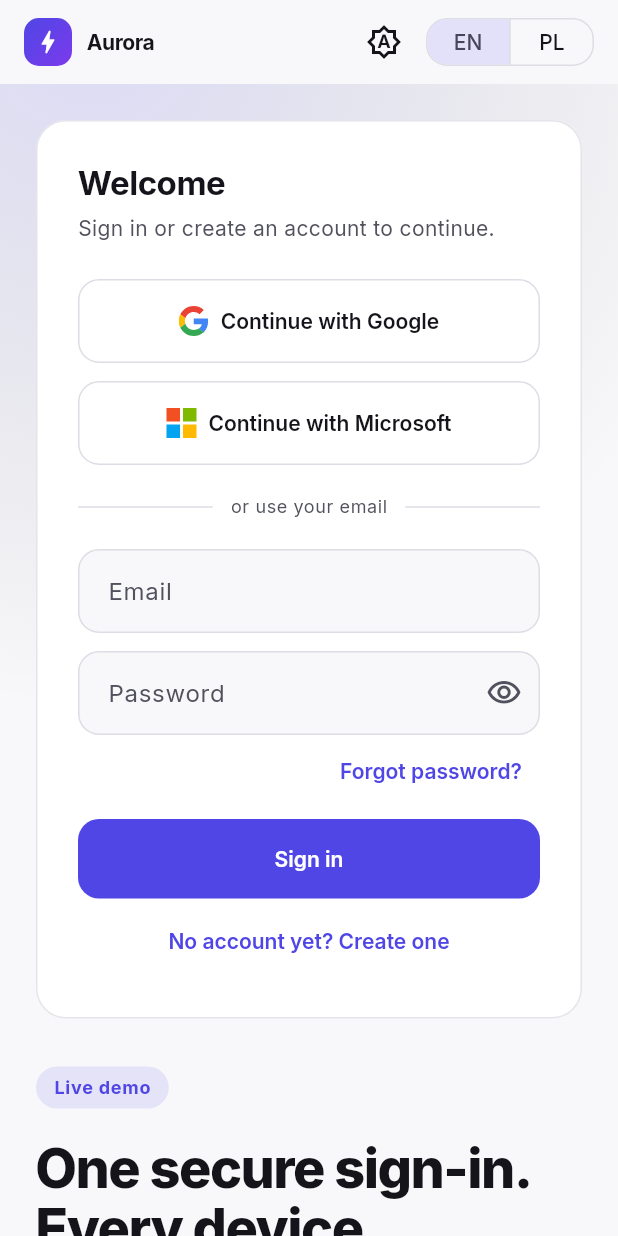
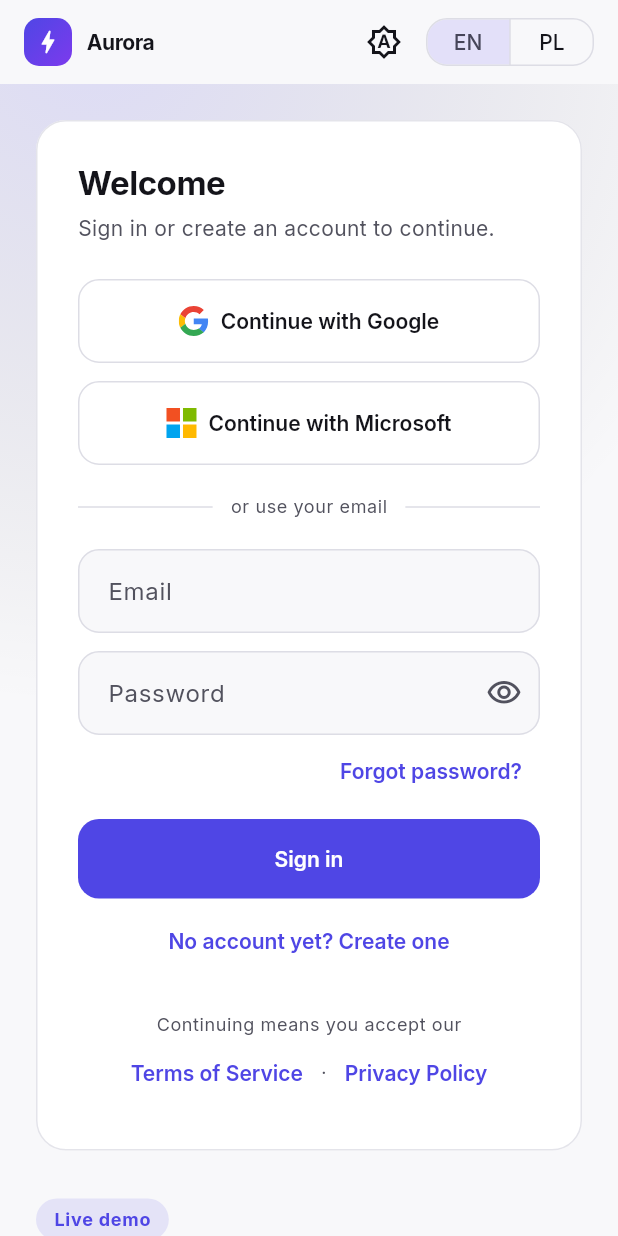
Before and after one commit to michalpospieszynski/flutter-init, a Flutter app: the screen it shows after launch, on a phone screen of 412 x 824 dp. Run offline on Flutter 3.47's test engine with Material 3 defaults, Android fonts, the phone set to English and light mode, and no system bars; our stand-ins replace firebase_auth, firebase_core, flutter_svg, go_router, google_sign_in, shared_preferences and 1 more; missing offline and left inert: flutter_web_auth_2; accounts and stored records are empty; generated files the repository leaves out were written again.

```diff
--- a/lib/core/config/app_links.dart
+++ /dev/null
@@ -1,5 +0,0 @@
-/// Destinations for the footer links. Replace with your real URLs.
-abstract final class AppLinks {
-  static final Uri privacyPolicy = Uri.parse('https://example.com/privacy');
-  static final Uri termsOfService = Uri.parse('https://example.com/terms');
-}
--- a/lib/core/routing/app_router.dart
+++ b/lib/core/routing/app_router.dart
@@ -5,6 +5,8 @@ import '../../features/home/presentation/app_shell.dart';
 import '../../features/home/presentation/dashboard_page.dart';
 import '../../features/home/presentation/landing_page.dart';
 import '../../features/home/presentation/not_found_page.dart';
+import '../../features/legal/domain/legal_document.dart';
+import '../../features/legal/presentation/legal_page.dart';
 import '../../features/profile/presentation/profile_page.dart';
 import '../../features/settings/presentation/settings_page.dart';
 import 'app_routes.dart';
@@ -16,6 +18,8 @@ GoRouter createRouter(AuthSession session) {
     refreshListenable: session,
     errorBuilder: (context, state) => const NotFoundPage(),
     redirect: (context, state) {
+      // Legal pages are readable while signed out, e.g. from the sign-in card.
+      if (state.matchedLocation.startsWith(AppRoutes.legalPrefix)) return null;
       if (!session.isReady) return null;
       final atLanding = state.matchedLocation == AppRoutes.landing;
       if (session.isSignedIn && atLanding) return AppRoutes.home;
@@ -26,6 +30,16 @@ GoRouter createRouter(AuthSession session) {
       GoRoute(
         path: AppRoutes.landing,
         builder: (context, state) => const LandingPage(),
+      ),
+      GoRoute(
+        path: AppRoutes.privacy,
+        builder: (context, state) =>
+            const LegalPage(document: LegalDocument.privacy),
+      ),
+      GoRoute(
+        path: AppRoutes.terms,
+        builder: (context, state) =>
+            const LegalPage(document: LegalDocument.terms),
       ),
       StatefulShellRoute.indexedStack(
         builder: (context, state, shell) => AppShell(navigationShell: shell),
--- a/lib/core/routing/app_routes.dart
+++ b/lib/core/routing/app_routes.dart
@@ -4,4 +4,7 @@ abstract final class AppRoutes {
   static const home = '/home';
   static const profile = '/profile';
   static const settings = '/settings';
+  static const legalPrefix = '/legal';
+  static const privacy = '$legalPrefix/privacy';
+  static const terms = '$legalPrefix/terms';
 }
--- a/lib/features/auth/presentation/auth_card.dart
+++ b/lib/features/auth/presentation/auth_card.dart
@@ -1,6 +1,8 @@
 import 'package:flutter/material.dart';
+import 'package:go_router/go_router.dart';
 
 import '../../../core/localization/l10n_extension.dart';
+import '../../../core/routing/app_routes.dart';
 import '../../../core/theme/app_tokens.dart';
 import '../../../core/widgets/app_button.dart';
 import '../../../core/widgets/app_text_field.dart';
@@ -181,6 +183,8 @@ class _AuthCardState extends State<AuthCard> {
             _Divider(label: l10n.authDivider),
             const SizedBox(height: AppSpacing.lg - 4),
             _emailForm(),
+            const SizedBox(height: AppSpacing.lg),
+            const _LegalNotice(),
           ],
         ),
       ),
@@ -260,6 +264,37 @@ class _AuthCardState extends State<AuthCard> {
   }
 }
 
+/// Consent line under the sign-in options, linking to the legal subpages.
+class _LegalNotice extends StatelessWidget {
+  const _LegalNotice();
+
+  @override
+  Widget build(BuildContext context) {
+    final l10n = context.l10n;
+    final theme = Theme.of(context);
+    final muted = theme.textTheme.bodySmall?.copyWith(
+      color: theme.colorScheme.onSurfaceVariant,
+    );
+
+    return Wrap(
+      alignment: WrapAlignment.center,
+      crossAxisAlignment: WrapCrossAlignment.center,
+      children: [
+        Text(l10n.authLegalNotice, style: muted),
+        TextButton(
+          onPressed: () => context.push(AppRoutes.terms),
+          child: Text(l10n.legalTerms),
+        ),
+        Text('·', style: muted),
+        TextButton(
+          onPressed: () => context.push(AppRoutes.privacy),
+          child: Text(l10n.legalPrivacy),
+        ),
+      ],
+    );
+  }
+}
+
 /// Static title block, const so card state changes never rebuild it.
 class _CardHeader extends StatelessWidget {
   const _CardHeader();
--- a/lib/l10n/app_en.arb
+++ b/lib/l10n/app_en.arb
@@ -126,7 +126,10 @@
       "author": { "type": "String" }
     }
   },
-  "footerPrivacy": "Privacy Policy",
-  "footerTerms": "Terms of Service",
-  "footerContact": "Contact"
+  "footerContact": "Contact",
+  "legalPrivacy": "Privacy Policy",
+  "legalTerms": "Terms of Service",
+  "legalLoadError": "This document could not be loaded.",
+  "settingsLegal": "Legal",
+  "authLegalNotice": "Continuing means you accept our"
 }
--- a/pubspec.yaml
+++ b/pubspec.yaml
@@ -45,6 +45,9 @@ dependencies:
   go_router: ^18.0.2
   shared_preferences: ^2.5.6
   yaml: ^3.1.4
+  flutter_web_auth_2: ^5.1.0
+  http: ^1.6.0
+  crypto: ^3.0.7
 
 dev_dependencies:
   flutter_test:
@@ -80,6 +83,7 @@ flutter:
   # App name and contact details for the UI (see base_app_config.yaml).
   assets:
     - base_app_config.yaml
+    - assets/legal/
   #   - images/a_dot_ham.jpeg
 
   # An image asset can refer to one or more resolution-specific "variants", see
```
Also changed, not shown: lib/features/auth/data/firebase_auth_service.dart (+107 -11 lines), lib/features/home/presentation/app_footer.dart (+2 -7 lines), lib/features/legal/domain/legal_document.dart (added, +65 -0 lines), lib/features/legal/presentation/legal_page.dart (added, +111 -0 lines), lib/features/settings/presentation/settings_page.dart (+21 -0 lines), lib/l10n/app_pl.arb (+6 -3 lines), lib/l10n/generated/app_localizations.dart, lib/l10n/generated/app_localizations_en.dart, lib/l10n/generated/app_localizations_pl.dart, pubspec.lock, 10 other files.
